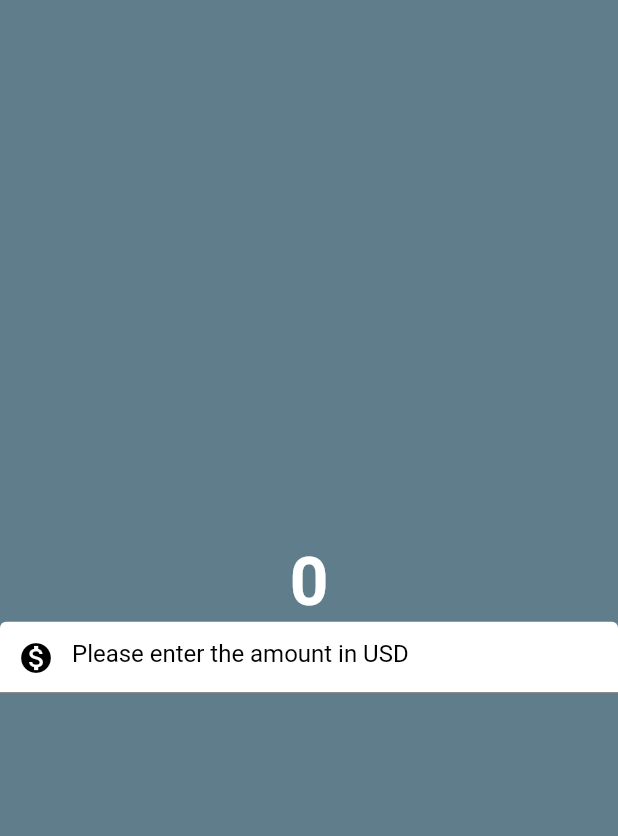
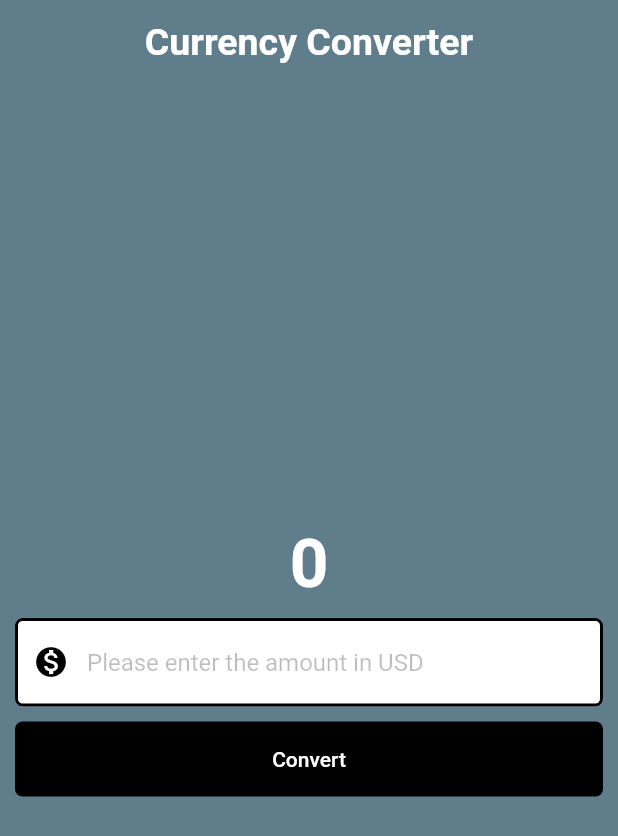
Before and after one commit to SyedWafiHasan/currencyconverter, a Flutter app: the screen it shows after launch, on a phone screen of 412 x 824 dp. Shown: the top 836 px of the screen. Run offline on Flutter 3.47's test engine with Material 2 defaults, Android fonts, the phone set to English and light mode, and no system bars.

Commit message:
Basic UI completed. Moving to functionality

```diff
--- a/lib/currency_converter_material.dart
+++ b/lib/currency_converter_material.dart
@@ -5,16 +5,27 @@ class CurrencyConverterMaterialPage extends StatelessWidget {
 
   @override
   Widget build(BuildContext context) {
-    return const Scaffold(
-      // appBar: AppBar(
-      //   title: const Text("Currency Converter"),
-      // ),
+    const border = OutlineInputBorder(
+      borderSide: BorderSide(
+        style: BorderStyle.solid,
+        width: 2.0,
+      ),
+      borderRadius: BorderRadius.all(Radius.circular(5)),
+    );
+    return Scaffold(
+      appBar: AppBar(
+        title: const Text("Currency Converter"),
+        backgroundColor: Colors.blueGrey,
+        elevation: 0,
+        centerTitle: true,
+        titleTextStyle: const TextStyle(fontSize: 25, fontWeight: FontWeight.bold,),
+      ),
       backgroundColor: Colors.blueGrey,
       body: Center(
         child: Column(
           mainAxisAlignment: MainAxisAlignment.center,
           children: [
-            Text(
+            const Text(
               '0',
               style: TextStyle(
                 fontSize: 45,
@@ -22,19 +33,42 @@ class CurrencyConverterMaterialPage extends StatelessWidget {
                 color: Colors.white,
               ),
             ),
-            TextField(
-              decoration: InputDecoration(
-                prefixIcon: Icon(Icons.monetization_on),
-                prefixIconColor: Colors.black,
-                hintText: 'Please enter the amount in USD',
-                hintStyle: TextStyle(
-                  color: Colors.black,
+            const Padding(
+              padding: EdgeInsets.all(10),
+              child: TextField(
+                style: TextStyle(color: Colors.black),
+                keyboardType: TextInputType.numberWithOptions(
+                  decimal: true,
                 ),
-                filled: true,
-                fillColor: Colors.white,
+                decoration: InputDecoration(
+                  prefixIcon: Icon(Icons.monetization_on),
+                  prefixIconColor: Colors.black,
+                  hintText: 'Please enter the amount in USD',
+                  hintStyle: TextStyle(color: Colors.black26),
+                  filled: true,
+                  fillColor: Colors.white,
+                  focusedBorder: border,
+                  enabledBorder: border,
+                ),
               ),
-              style: TextStyle(
-                color: Colors.white,
+            ),
+            Padding(
+              padding: const EdgeInsets.symmetric(horizontal: 10.0),
+              child: TextButton(
+                onPressed: () {
+                  debugPrint('Convert button pressed');
+                },
+                style: TextButton.styleFrom(
+                  backgroundColor: Colors.black,
+                  foregroundColor: Colors.white,
+                  minimumSize: const Size(double.infinity, 50),
+                  shape: const RoundedRectangleBorder(
+                    borderRadius: BorderRadius.all(
+                      Radius.circular(5),
+                    ),
+                  ),
+                ),
+                child: const Text('Convert'),
               ),
             ),
           ],
--- a/lib/main.dart
+++ b/lib/main.dart
@@ -21,7 +21,7 @@ class MyApp extends StatelessWidget {
       debugShowCheckedModeBanner: false,
       theme: theme.copyWith(
         colorScheme: theme.colorScheme.copyWith(
-          primary: Colors.white,
+          primary: Colors.blueGrey,
           secondary: Colors.pinkAccent,
         )
       ),
```
